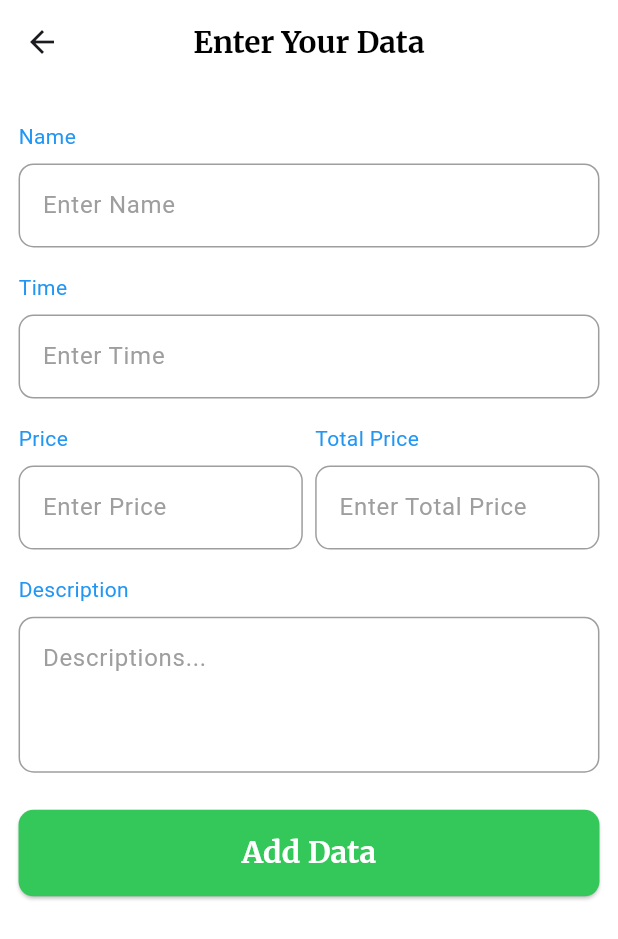
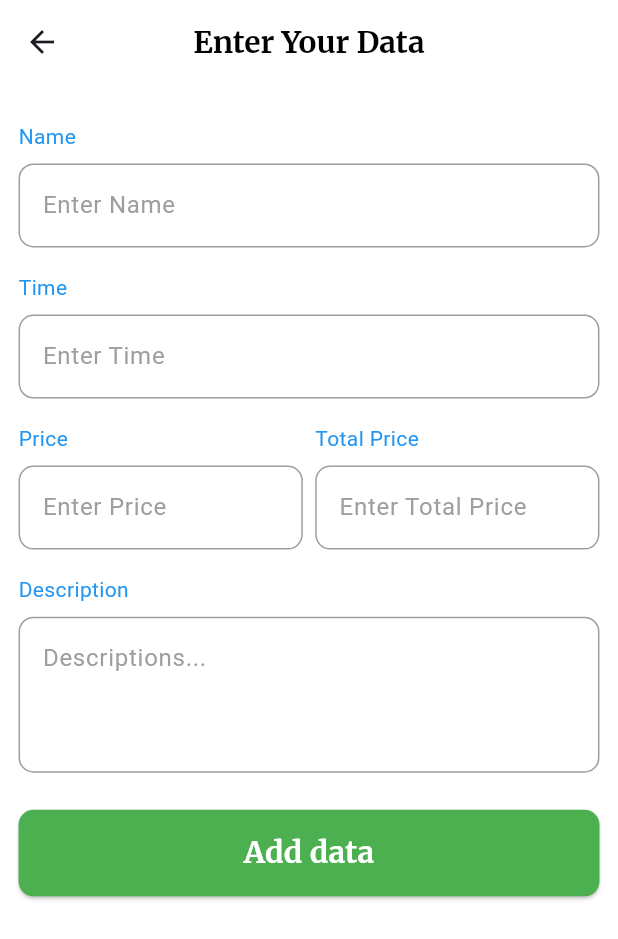
Before and after one commit to ArslanXXQazi/Tractor-App, a Flutter app: the InsertView screen opened directly, on a phone screen of 412 x 824 dp. Shown: the top 939 px of the screen. Run offline on Flutter 3.47's test engine with Material 3 defaults, Android fonts, the phone set to English and light mode, and no system bars; our stand-ins replace get, google_fonts, sqflite; accounts and stored records are empty.

Commit message:
Update insert_view.dart

```diff
--- a/lib/src/views/insert_view/insert_view.dart
+++ b/lib/src/views/insert_view/insert_view.dart
@@ -3,6 +3,7 @@ import 'package:flutter/material.dart';
 import 'package:get/get.dart';
 import 'package:get/get_core/src/get_main.dart';
 import 'package:tractor/src/controller/components/custom_Text.dart';
+import 'package:tractor/src/controller/components/custom_button.dart';
 import 'package:tractor/src/controller/components/custom_text_form_field.dart';
 import 'package:tractor/src/views/insert_view/insert_controller.dart';
 
@@ -58,19 +59,11 @@ class InsertView extends StatelessWidget {
               SizedBox(height: height*.02,),
               Obx((){
                 return insertController.isLoading.value?Center(child: CircularProgressIndicator()):
-                ElevatedButton(
-                    onPressed: ()
-                    {
+                CustomButton(
+                    onTap: (){
                       insertController.insertData();
                     },
-                    style: ElevatedButton.styleFrom(
-                      backgroundColor: CupertinoColors.activeGreen,
-                      minimumSize: Size(width*1, height*.07),
-                      shape: RoundedRectangleBorder(
-                        borderRadius: BorderRadius.circular(10),
-                      ),
-                    ),
-                    child: BoldText(text: 'Add Data',color: Colors.white,));
+                    text: 'Add data');
               })
           ],),
         ),
```
